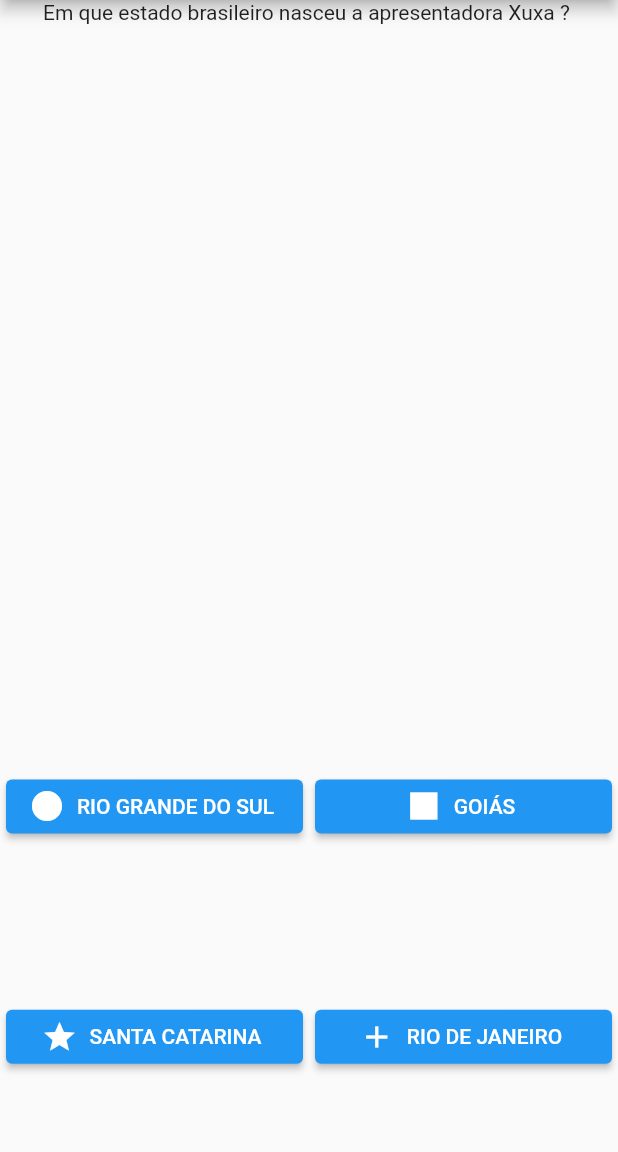
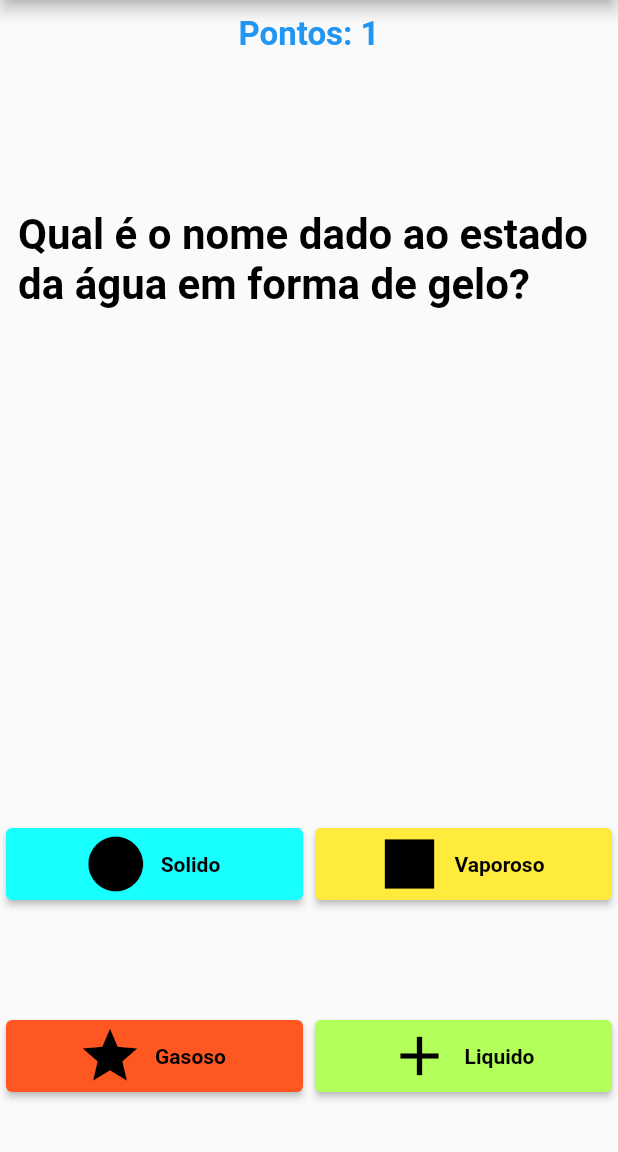
Before and after one commit to tommymolto/infnetdomilhao, a Flutter app: the screen it shows after launch, after a tap on "RIO GRANDE DO SUL", on a phone screen of 412 x 824 dp, the part 84-1236 px from its top. Run offline on Flutter 3.47's test engine with Material 2 defaults, Android fonts, the phone set to English and light mode, and no system bars.

Commit message:
Pratica aula 4

```diff
--- a/lib/main.dart
+++ b/lib/main.dart
@@ -1,4 +1,5 @@
 import 'package:flutter/material.dart';
+import 'package:infnetdomilhao/pages/jogo.dart';
 import './pages/pergunta.dart';
 
 void main() {
@@ -17,7 +18,7 @@
             title: const Text('Infnet do Milhao'),
             backgroundColor: Colors.blue ,
           ),
-          body: Pergunta(),
+          body: const Jogo(),
         )
     );
   }
--- /dev/null
+++ b/lib/pages/jogo.dart
@@ -0,0 +1,140 @@
+import 'package:flutter/cupertino.dart';
+import 'package:flutter/material.dart';
+import 'package:infnetdomilhao/pages/pergunta.dart';
+
+class Jogo extends StatefulWidget {
+  const Jogo({Key? key}) : super(key: key);
+
+  @override
+  State<StatefulWidget> createState() => _JogoState();
+}
+
+class _JogoState extends State<Jogo> {
+  var totalPontos = 0;
+  late List<String> escolhas = [];
+  late String pergunta;
+  late int indicePergunta = 0;
+  late List<Map<String, dynamic>> perguntas;
+
+  @override
+  void initState() {
+    // TODO: implement initState
+    super.initState();
+    perguntas = [
+      {
+        'pergunta': 'Em que estado brasileiro nasceu a apresentadora Xuxa?',
+        'respostas': [
+          'RIO DE JANEIRO',
+          'RIO GRANDE DO SUL',
+          'SANTA CATARINA',
+          'GOIÁS',
+        ],
+        'certa': 'RIO GRANDE DO SUL'
+      },
+      {
+        'pergunta': 'Qual é o nome dado ao estado da água em forma de gelo?',
+        'respostas': [
+          'Liquido',
+          'Solido',
+          'Gasoso',
+          'Vaporoso',
+        ],
+        'certa': 'Solido'
+      },
+      {
+        'pergunta': 'Qual era o apelido da cantora Elis Regina?',
+        'respostas': [
+          'GAUCHINHA',
+          'PAULISTINHA',
+          'PIMENTINHA',
+          'ANDORINHA',
+        ],
+        'certa': 'PIMENTINHA'
+      },
+      {
+        'pergunta': 'Quem é a namorada do Mickey?',
+        'respostas': [
+          'MARGARIDA',
+          'MINNIE',
+          'A PEQUENA SEREIA',
+          'OLÍVIA PALITO',
+        ],
+        'certa': 'MINNIE'
+      },
+      {
+        'pergunta':
+            'Qual é o personagem do folclore brasileiro que tem uma perna só?',
+        'respostas': [
+          'CUCA',
+          'Negrinho do Pastoreiro',
+          'Boitatá',
+          'Saci Pererê',
+        ],
+        'certa': 'Saci Pererê'
+      }
+    ];
+    indicePergunta = 0;
+  }
+
+  @override
+  Widget build(BuildContext context) {
+    // TODO: implement build
+    return Column(
+      children: [
+        Expanded(
+            child: Padding(
+              padding: const EdgeInsets.all(10.0),
+              child: Text(
+                'Pontos: $totalPontos',
+                style: const TextStyle(
+                  fontSize: 22,
+                  fontWeight: FontWeight.bold,
+                  color: Colors.blue,
+                ),
+              ),
+            ),
+            flex: 1),
+        Expanded(
+            child: indicePergunta < perguntas.length ? Pergunta(
+              pergunta: perguntas[indicePergunta]['pergunta'] as String,
+              respostas: perguntas[indicePergunta]['respostas'] as List<String>,
+              indice: indicePergunta,
+              onClick: _onClicked,
+            ) :  Center(
+              child: Column(
+                children: [
+                      SizedBox(
+                        child: Text('Fim de Jogo!'),
+                      ),
+                      SizedBox(
+                        child: ElevatedButton(
+                          onPressed: _resetGame,
+                          child: Text('Reiniciar?'),
+                        ),
+                      )
+                    ],
+                  )
+
+            ),
+            flex: 5),
+      ],
+    );
+  }
+  _resetGame(){
+    setState(() {
+      totalPontos=0;
+      escolhas.clear();
+      indicePergunta = 0;
+    });
+  }
+  _onClicked(String valor, int indice) {
+    setState(() {
+      if (valor == perguntas[indice]['certa']) totalPontos++;
+      escolhas.add(valor);
+      indicePergunta++;
+    });
+
+    print(valor);
+    //stdout.writeln(valor);
+  }
+}
--- a/lib/pages/pergunta.dart
+++ b/lib/pages/pergunta.dart
@@ -4,36 +4,63 @@
 import 'package:infnetdomilhao/pages/resposta.dart';
 
 class Pergunta extends StatelessWidget {
-  const Pergunta({Key? key}) : super(key: key);
+  final String pergunta;
+  final List<String> respostas;
+  final int indice;
+  final Function onClick;
+
+  const Pergunta(
+      {Key? key,
+      required this.pergunta,
+      required this.respostas,
+      required this.indice,
+      required this.onClick})
+      : super(key: key);
 
   @override
   Widget build(BuildContext context) {
-    var respostas = [
-      'RIO DE JANEIRO',
-      'RIO GRANDE DO SUL',
-      'SANTA CATARINA',
-      'GOIÁS',
-    ];
     respostas.shuffle();
-    const indice = 0;
+
     return Center(
       child: Container(
           alignment: Alignment.center,
           child: Column(
             mainAxisAlignment: MainAxisAlignment.start,
             children: [
-              const Expanded(
+              Expanded(
                 flex: 3,
-                child: Text(
-                    'Em que estado brasileiro nasceu a apresentadora Xuxa ? '),
+                child: Padding(
+                  padding: const EdgeInsets.all(12.0),
+                  child: Text(
+                    pergunta,
+                    style: const TextStyle(
+                      fontSize: 28,
+                      fontWeight: FontWeight.bold,
+                      color: Colors.black,
+                      // backgroundColor: Colors.cyanAccent.withOpacity(0.5),
+                    ),
+                  ),
+                ),
               ),
               Expanded(
                   flex: 1,
                   child: Row(
                     mainAxisAlignment: MainAxisAlignment.center,
                     children: [
-                      Resposta(textoResposta: respostas[0].toString(), iconData: Icons.circle, function: _onClicked),
-                      Resposta(textoResposta: respostas[1].toString(), iconData: Icons.square, function: _onClicked),
+                      Resposta(
+                        textoResposta: respostas[0].toString(),
+                        iconData: Icons.circle,
+                        function: onClick,
+                        indice: indice,
+                        cor: Colors.cyanAccent,
+                      ),
+                      Resposta(
+                        textoResposta: respostas[1].toString(),
+                        iconData: Icons.square,
+                        function: onClick,
+                        indice: indice,
+                        cor: Colors.yellow,
+                      ),
                     ],
                   )),
               Expanded(
@@ -42,9 +69,20 @@
                     child: Row(
                   mainAxisAlignment: MainAxisAlignment.center,
                   children: [
-                    Resposta(textoResposta: respostas[2].toString(), iconData: Icons.star, function: _onClicked),
-                    Resposta(textoResposta: respostas[3].toString(), iconData: Icons.add, function: _onClicked),
-
+                    Resposta(
+                      textoResposta: respostas[2].toString(),
+                      iconData: Icons.star,
+                      function: onClick,
+                      indice: indice,
+                      cor: Colors.deepOrange,
+                    ),
+                    Resposta(
+                      textoResposta: respostas[3].toString(),
+                      iconData: Icons.add,
+                      function: onClick,
+                      indice: indice,
+                      cor: Colors.lightGreenAccent
+                    ),
                   ],
                 )),
               )
@@ -52,9 +90,4 @@
           )),
     );
   }
-
-  _onClicked(String valor) {
-    print(valor);
-    //stdout.writeln(valor);
-  }
 }
--- a/lib/pages/resposta.dart
+++ b/lib/pages/resposta.dart
@@ -5,10 +5,16 @@
   final String textoResposta;
   final IconData iconData;
   final Function function;
+  final Color cor;
+  final int indice;
 
-  const Resposta(
-      {Key? key, required this.textoResposta, required this.iconData, required this.function,})
-      : super(key: key);
+  const Resposta({
+    Key? key,
+    required this.textoResposta,
+    required this.iconData,
+    required this.function,
+    required this.indice, required this.cor,
+  }) : super(key: key);
 
   @override
   Widget build(BuildContext context) {
@@ -17,17 +23,29 @@
       child: Padding(
         padding: const EdgeInsets.all(4.0),
         child: ElevatedButton.icon(
+          style: ButtonStyle(
+            backgroundColor: MaterialStateProperty.all(cor),
+            maximumSize:  MaterialStateProperty.all(const Size(22, 48)),
+            minimumSize:  MaterialStateProperty.all(const Size(22, 48)) ,
+          ),
           onPressed: () {
-            function(textoResposta);
+            function(textoResposta, indice);
             //function(textoResposta);
           },
-          label: Text(textoResposta),
+          label: Text(textoResposta,
+              style: const TextStyle(
+                fontSize: 14,
+                fontWeight: FontWeight.bold,
+                color: Colors.black,
+                // backgroundColor: cor,
+              )),
           icon: Icon(
-              iconData
+              iconData,
+              size: 44.0,
+            color: Colors.black,
           ),
         ),
       ),
     );
   }
-
 }
--- a/pubspec.yaml
+++ b/pubspec.yaml
@@ -92,13 +92,13 @@
 
 
   color: "#42a5f5"
-  #background_image: "assets/background.png"
+  background_image: "assets/showdomilhao.png"
 
-  #image: assets/splash.png
+  image: assets/showdomilhao.png
 
   # The branding property allows you to specify an image used as branding in the splash screen.
   # It must be a png file. Currently, it is only supported for Android < v12 and iOS.
-  #branding: assets/dart.png
+  branding: assets/showdomilhao.png
 
 
   branding_mode: bottom
```
Also changed, not shown: assets/showdomilhao.png (added), lib/assets/Jogodomilhao1999.webp (added), lib/assets/download.jpeg (added), lib/assets/show-do-milhao-voltara-a-ser-eibido-no-sbt-com-novo-apresentador-1.webp (added), 3 other files.
